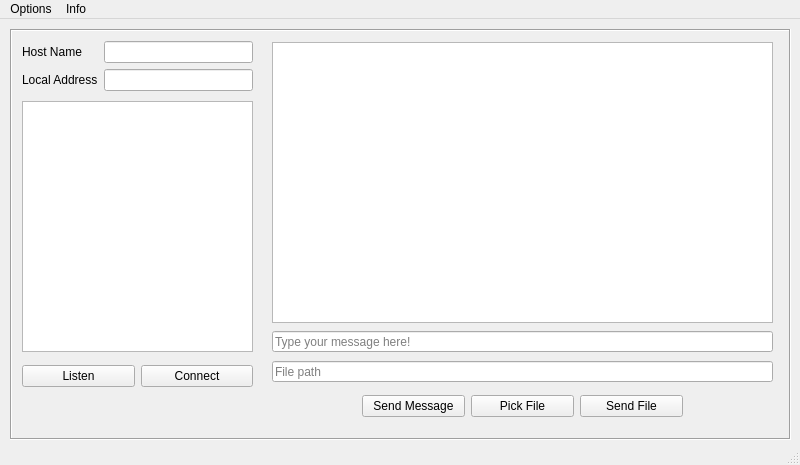
Polybotumian/PeerConn, file gui.ui: the form before one commit.
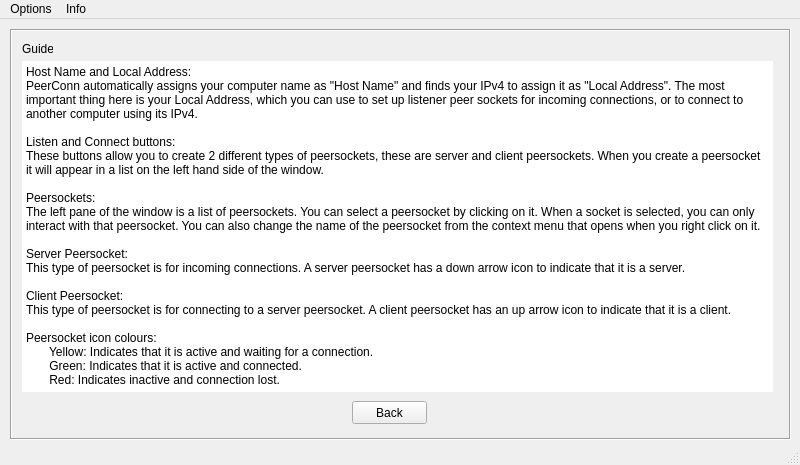
The form after the commit. The open tabs and pages were chosen to show the change.

Diff of the .ui file:
```diff
--- a/gui.ui
+++ b/gui.ui
@@ -130,6 +130,12 @@
       <property name="editTriggers">
        <set>QAbstractItemView::EditKeyPressed</set>
       </property>
+      <property name="isWrapping" stdset="0">
+       <bool>false</bool>
+      </property>
+      <property name="wordWrap">
+       <bool>true</bool>
+      </property>
      </widget>
      <widget class="QListView" name="listView_chat">
       <property name="geometry">
@@ -152,6 +158,12 @@
       <property name="editTriggers">
        <set>QAbstractItemView::EditKeyPressed</set>
       </property>
+      <property name="isWrapping" stdset="0">
+       <bool>false</bool>
+      </property>
+      <property name="wordWrap">
+       <bool>true</bool>
+      </property>
      </widget>
      <widget class="QLineEdit" name="lineEdit_message">
       <property name="geometry">
@@ -251,6 +263,115 @@
       </property>
      </widget>
     </widget>
+    <widget class="QWidget" name="page_help">
+     <widget class="QPushButton" name="pushButton_guide_back">
+      <property name="geometry">
+       <rect>
+        <x>340</x>
+        <y>370</y>
+        <width>75</width>
+        <height>23</height>
+       </rect>
+      </property>
+      <property name="text">
+       <string>Back</string>
+      </property>
+     </widget>
+     <widget class="QPlainTextEdit" name="plainTextEdit_guide">
+      <property name="geometry">
+       <rect>
+        <x>10</x>
+        <y>30</y>
+        <width>751</width>
+        <height>331</height>
+       </rect>
+      </property>
+      <property name="focusPolicy">
+       <enum>Qt::StrongFocus</enum>
+      </property>
+      <property name="acceptDrops">
+       <bool>false</bool>
+      </property>
+      <property name="styleSheet">
+       <string notr="true"/>
+      </property>
+      <property name="inputMethodHints">
+       <set>Qt::ImhNone</set>
+      </property>
+      <property name="frameShape">
+       <enum>QFrame::NoFrame</enum>
+      </property>
+      <property name="frameShadow">
+       <enum>QFrame::Sunken</enum>
+      </property>
+      <property name="verticalScrollBarPolicy">
+       <enum>Qt::ScrollBarAlwaysOff</enum>
+      </property>
+      <property name="horizontalScrollBarPolicy">
+       <enum>Qt::ScrollBarAlwaysOff</enum>
+      </property>
+      <property name="sizeAdjustPolicy">
+       <enum>QAbstractScrollArea::AdjustIgnored</enum>
+      </property>
+      <property name="documentTitle">
+       <string/>
+      </property>
+      <property name="undoRedoEnabled">
+       <bool>false</bool>
+      </property>
+      <property name="lineWrapMode">
+       <enum>QPlainTextEdit::WidgetWidth</enum>
+      </property>
+      <property name="readOnly">
+       <bool>true</bool>
+      </property>
+      <property name="plainText">
+       <string>Host Name and Local Address:
+PeerConn automatically assigns your computer name as &quot;Host Name&quot; and finds your IPv4 to assign it as &quot;Local Address&quot;. The most important thing here is your Local Address, which you can use to set up listener peer sockets for incoming connections, or to connect to another computer using its IPv4.
+
+Listen and Connect buttons:
+These buttons allow you to create 2 different types of peersockets, these are server and client peersockets. When you create a peersocket it will appear in a list on the left hand side of the window.
+
+Peersockets:
+The left pane of the window is a list of peersockets. You can select a peersocket by clicking on it. When a socket is selected, you can only interact with that peersocket. You can also change the name of the peersocket from the context menu that opens when you right click on it.
+
+Server Peersocket:
+This type of peersocket is for incoming connections. A server peersocket has a down arrow icon to indicate that it is a server.
+
+Client Peersocket:
+This type of peersocket is for connecting to a server peersocket. A client peersocket has an up arrow icon to indicate that it is a client.
+
+Peersocket icon colours:
+       Yellow: Indicates that it is active and waiting for a connection.
+       Green: Indicates that it is active and connected.
+       Red: Indicates inactive and connection lost.
+
+To connect over different networks you should use 3rd party tools. (e.g. Localtonet)</string>
+      </property>
+      <property name="overwriteMode">
+       <bool>false</bool>
+      </property>
+      <property name="backgroundVisible">
+       <bool>false</bool>
+      </property>
+      <property name="centerOnScroll">
+       <bool>false</bool>
+      </property>
+     </widget>
+     <widget class="QLabel" name="label_about_2">
+      <property name="geometry">
+       <rect>
+        <x>10</x>
+        <y>10</y>
+        <width>31</width>
+        <height>16</height>
+       </rect>
+      </property>
+      <property name="text">
+       <string>Guide</string>
+      </property>
+     </widget>
+    </widget>
     <widget class="QWidget" name="page_about">
      <widget class="QPlainTextEdit" name="plainTextEdit_about">
       <property name="geometry">
```
Left out of the diff: 21 changed lines with no effect on the pictures.
